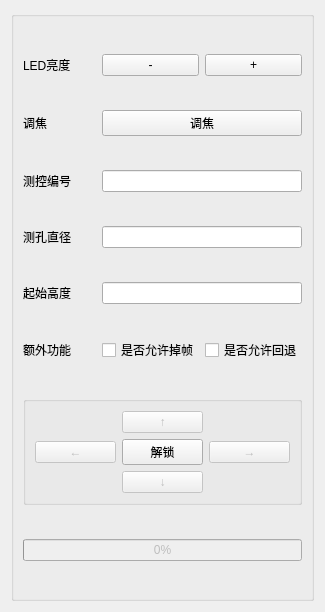
Before: the Qt Designer form config.ui in suisiyuan/IDT_Capture, drawn with Qt 5.
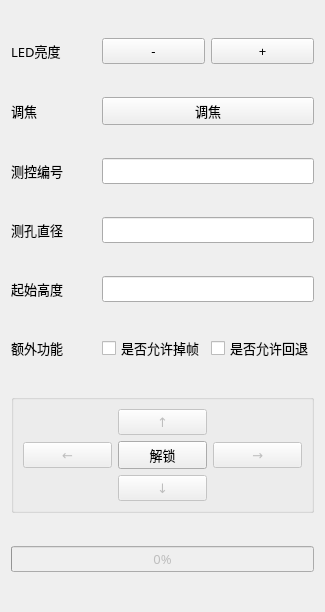
After: the same form once the commit is applied.

```diff
--- a/config.ui
+++ b/config.ui
@@ -10,22 +10,16 @@
     <height>612</height>
    </rect>
   </property>
+  <property name="font">
+   <font>
+    <family>微软雅黑</family>
+    <pointsize>10</pointsize>
+   </font>
+  </property>
   <property name="windowTitle">
    <string>Form</string>
   </property>
-  <layout class="QVBoxLayout" name="verticalLayout">
-   <item>
-    <widget class="QGroupBox" name="buttonBox">
-     <property name="sizePolicy">
-      <sizepolicy hsizetype="Expanding" vsizetype="Preferred">
-       <horstretch>1</horstretch>
-       <verstretch>0</verstretch>
-      </sizepolicy>
-     </property>
-     <property name="title">
-      <string/>
-     </property>
-     <layout class="QGridLayout" name="gridLayout_3">
+  <layout class="QGridLayout" name="gridLayout_2">
       <item row="0" column="0">
        <widget class="QLabel" name="label">
         <property name="text">
@@ -54,6 +48,13 @@
         </property>
        </widget>
       </item>
+   <item row="1" column="1" colspan="2">
+    <widget class="QPushButton" name="focusButton">
+     <property name="text">
+      <string>调焦</string>
+     </property>
+    </widget>
+   </item>
       <item row="2" column="0">
        <widget class="QLabel" name="label_3">
         <property name="text">
@@ -84,6 +85,27 @@
       <item row="4" column="1" colspan="2">
        <widget class="QLineEdit" name="lineEdit_3"/>
       </item>
+   <item row="5" column="0">
+    <widget class="QLabel" name="label_6">
+     <property name="text">
+      <string>额外功能</string>
+     </property>
+    </widget>
+   </item>
+   <item row="5" column="1">
+    <widget class="QCheckBox" name="checkBox">
+     <property name="text">
+      <string>是否允许掉帧</string>
+     </property>
+    </widget>
+   </item>
+   <item row="5" column="2">
+    <widget class="QCheckBox" name="checkBox_2">
+     <property name="text">
+      <string>是否允许回退</string>
+     </property>
+    </widget>
+   </item>
       <item row="6" column="0" colspan="3">
        <widget class="QGroupBox" name="directioinBox">
         <property name="sizePolicy">
@@ -154,37 +176,6 @@
         <property name="value">
          <number>0</number>
         </property>
-       </widget>
-      </item>
-      <item row="1" column="1" colspan="2">
-       <widget class="QPushButton" name="focusButton">
-        <property name="text">
-         <string>调焦</string>
-        </property>
-       </widget>
-      </item>
-      <item row="5" column="2">
-       <widget class="QCheckBox" name="checkBox_2">
-        <property name="text">
-         <string>是否允许回退</string>
-        </property>
-       </widget>
-      </item>
-      <item row="5" column="1">
-       <widget class="QCheckBox" name="checkBox">
-        <property name="text">
-         <string>是否允许掉帧</string>
-        </property>
-       </widget>
-      </item>
-      <item row="5" column="0">
-       <widget class="QLabel" name="label_6">
-        <property name="text">
-         <string>额外功能</string>
-        </property>
-       </widget>
-      </item>
-     </layout>
     </widget>
    </item>
   </layout>
```
Left out of the diff: 4 changed lines with no effect on the pictures. Lines whose indentation alone changed are shown as unchanged.
